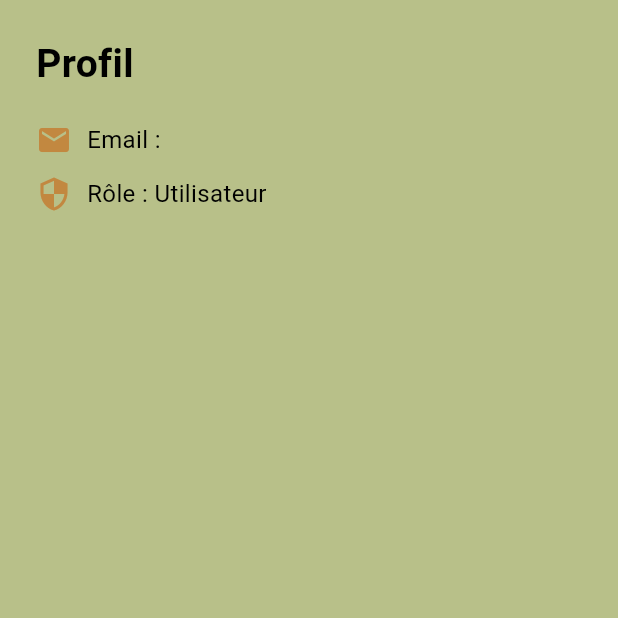
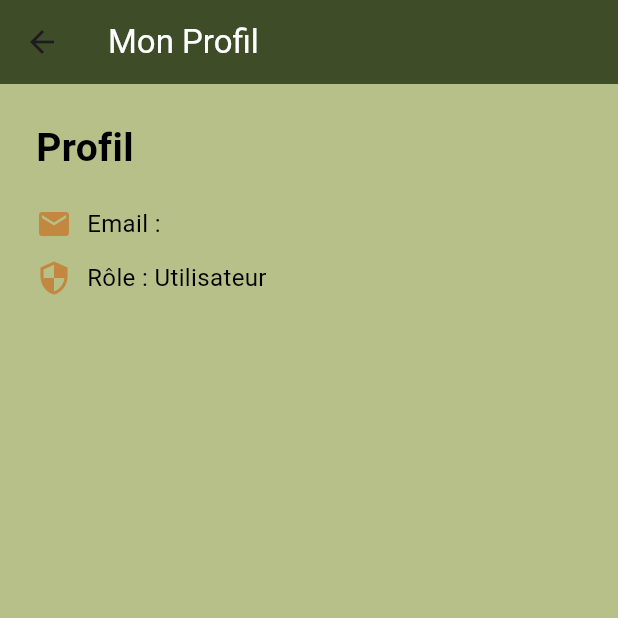
Before and after one commit to romaink30/flutter_app_supabase, a Flutter app: the ProfilePage screen opened directly, on a phone screen of 412 x 824 dp, the top half of it. Run offline on Flutter 3.47's test engine with Material 3 defaults, Android fonts, the phone set to English and light mode, and no system bars; our stand-ins replace supabase_flutter; accounts and stored records are empty.

Commit message:
:art: modif all pages

```diff
--- a/lib/pages/CartPage.dart
+++ b/lib/pages/CartPage.dart
@@ -21,7 +21,7 @@ class _CartPageState extends State<CartPage> {
           'user_id': user.id,
           'product_id': item.id,
           'quantity': item.quantity,
-          'reservation_date': DateTime.now().toIso8601String(),
+          'created_at': DateTime.now().toIso8601String(),
           'status': 'en attente',
         };
       }).toList();
--- a/lib/pages/profile_page.dart
+++ b/lib/pages/profile_page.dart
@@ -4,32 +4,47 @@ import 'package:supabase_flutter/supabase_flutter.dart';
 class ProfilePage extends StatelessWidget {
   const ProfilePage({super.key});
 
-  String getRole(String email) {
-    if (email == 'admin@brasserie.com') {
-      return 'Admin';
-    } else {
-      return 'Utilisateur';
-    }
+  String getRole(User? user) {
+    final metadata = user?.appMetadata;
+    return metadata != null && metadata['role'] != null
+        ? metadata['role'].toString()
+        : 'Utilisateur';
   }
 
   @override
   Widget build(BuildContext context) {
     final user = Supabase.instance.client.auth.currentUser;
     final email = user?.email ?? 'Non connecté';
+    final role = getRole(user);
 
-    return Container(
+    return Scaffold(
+      appBar: AppBar(
+        title: const Text('Mon Profil', style: TextStyle(color: Colors.white)),
+        backgroundColor: const Color(0xFF3E4C28),
+      ),
+      body: Container(
         color: const Color.fromARGB(255, 184, 192, 137),
         padding: const EdgeInsets.all(24),
         child: Column(
           crossAxisAlignment: CrossAxisAlignment.start,
           children: [
-          const Text("Profil", style: TextStyle(fontSize: 26, fontWeight: FontWeight.bold, color: Color.fromARGB(255, 0, 0, 0))),
+            const Text(
+              "Profil",
+              style: TextStyle(
+                fontSize: 26,
+                fontWeight: FontWeight.bold,
+                color: Colors.black,
+              ),
+            ),
             const SizedBox(height: 20),
             Row(
               children: [
                 const Icon(Icons.email, color: Color(0xFFC28840)),
                 const SizedBox(width: 10),
-              Text("Email : $email", style: const TextStyle(color: Color.fromARGB(255, 0, 0, 0), fontSize: 16)),
+                Text(
+                  "Email : $email",
+                  style: const TextStyle(color: Colors.black, fontSize: 16),
+                ),
               ],
             ),
             const SizedBox(height: 12),
@@ -37,11 +52,15 @@ class ProfilePage extends StatelessWidget {
               children: [
                 const Icon(Icons.security, color: Color(0xFFC28840)),
                 const SizedBox(width: 10),
-              Text("Rôle : ${getRole(email)}", style: const TextStyle(color: Color.fromARGB(255, 0, 0, 0), fontSize: 16)),
+                Text(
+                  "Rôle : $role",
+                  style: const TextStyle(color: Colors.black, fontSize: 16),
+                ),
               ],
             ),
           ],
         ),
+      ),
     );
   }
 }
```
Also changed, not shown: lib/pages/ReservationsPage.dart (+57 -24 lines), lib/pages/product_page.dart (+0 -11 lines). Lines whose indentation alone changed are shown as unchanged.
